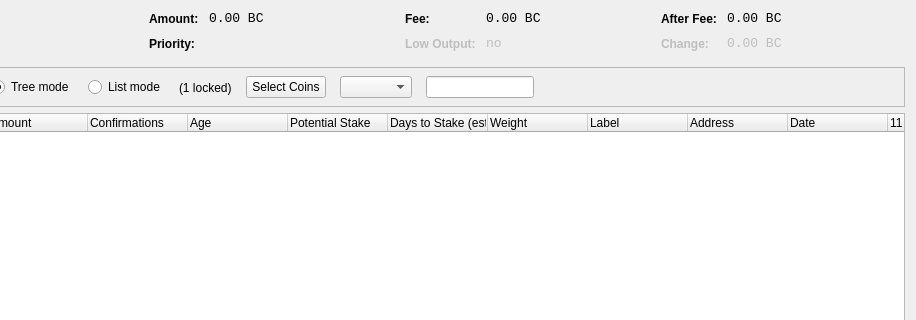
Above: src/qt/forms/coincontroldialog.ui from cryptoandcoffee/BUZZ before the change; both pictures show x 124 to 1040 and y 0 to 320 of the 1040 by 500 pixel window. Below: the same form after it.
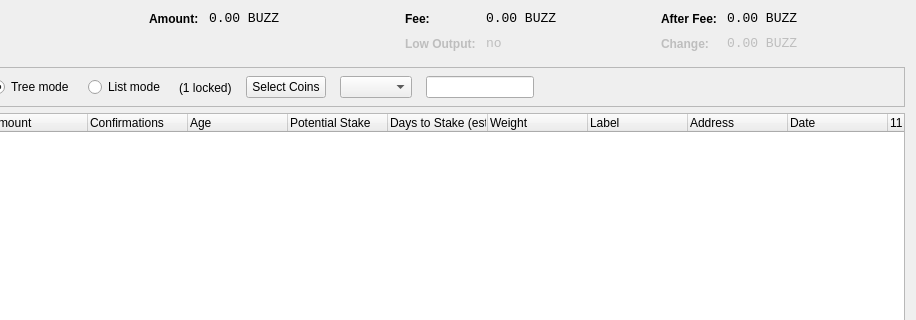
That is the form after the change. Custom widgets are drawn as their Qt base class.

```diff
--- a/src/qt/forms/coincontroldialog.ui
+++ b/src/qt/forms/coincontroldialog.ui
@@ -144,39 +144,7 @@
           <enum>Qt::ActionsContextMenu</enum>
          </property>
          <property name="text">
-          <string notr="true">0.00 BC</string>
-         </property>
-         <property name="textInteractionFlags">
-          <set>Qt::LinksAccessibleByMouse|Qt::TextSelectableByKeyboard|Qt::TextSelectableByMouse</set>
-         </property>
-        </widget>
-       </item>
-       <item row="1" column="0">
-        <widget class="QLabel" name="labelCoinControlPriorityText">
-         <property name="styleSheet">
-          <string notr="true">font-weight:bold;</string>
-         </property>
-         <property name="text">
-          <string>Priority:</string>
-         </property>
-        </widget>
-       </item>
-       <item row="1" column="1">
-        <widget class="QLabel" name="labelCoinControlPriority">
-         <property name="font">
-          <font>
-           <family>Monospace</family>
-           <pointsize>10</pointsize>
-          </font>
-         </property>
-         <property name="cursor">
-          <cursorShape>IBeamCursor</cursorShape>
-         </property>
-         <property name="contextMenuPolicy">
-          <enum>Qt::ActionsContextMenu</enum>
-         </property>
-         <property name="text">
-          <string/>
+          <string notr="true">0.00 BUZZ</string>
          </property>
          <property name="textInteractionFlags">
           <set>Qt::LinksAccessibleByMouse|Qt::TextSelectableByKeyboard|Qt::TextSelectableByMouse</set>
@@ -224,7 +192,7 @@
           <enum>Qt::ActionsContextMenu</enum>
          </property>
          <property name="text">
-          <string notr="true">0.00 BC</string>
+          <string notr="true">0.00 BUZZ</string>
          </property>
          <property name="textInteractionFlags">
           <set>Qt::LinksAccessibleByMouse|Qt::TextSelectableByKeyboard|Qt::TextSelectableByMouse</set>
@@ -273,6 +241,9 @@
      </item>
      <item>
       <layout class="QFormLayout" name="formLayoutCoinControl4">
+       <property name="fieldGrowthPolicy">
+        <enum>QFormLayout::AllNonFixedFieldsGrow</enum>
+       </property>
        <property name="horizontalSpacing">
         <number>10</number>
        </property>
@@ -310,7 +281,7 @@
           <enum>Qt::ActionsContextMenu</enum>
          </property>
          <property name="text">
-          <string notr="true">0.00 BC</string>
+          <string notr="true">0.00 BUZZ</string>
          </property>
          <property name="textInteractionFlags">
           <set>Qt::LinksAccessibleByMouse|Qt::TextSelectableByKeyboard|Qt::TextSelectableByMouse</set>
@@ -348,7 +319,7 @@
           <enum>Qt::ActionsContextMenu</enum>
          </property>
          <property name="text">
-          <string notr="true">0.00 BC</string>
+          <string notr="true">0.00 BUZZ</string>
          </property>
          <property name="textInteractionFlags">
           <set>Qt::LinksAccessibleByMouse|Qt::TextSelectableByKeyboard|Qt::TextSelectableByMouse</set>
```
Left out of the diff: 5 changed lines with no effect on the pictures.
